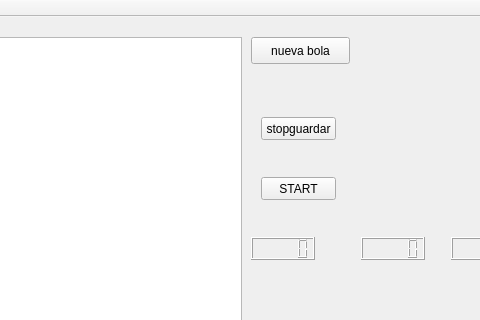
pauriveraa/Parcialfinal-Info-II, file mainwindow.ui: the form before one commit; both pictures show x 299 to 779 and y 0 to 320 of the 913 by 676 pixel window.
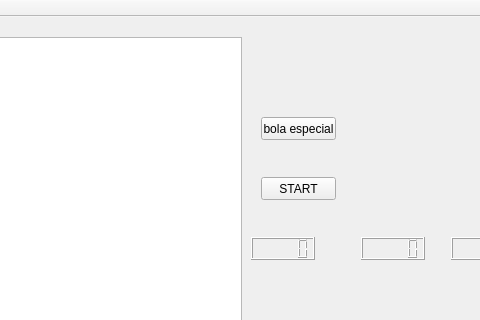
The form after the commit.

```diff
--- a/mainwindow.ui
+++ b/mainwindow.ui
@@ -34,14 +34,14 @@
      </rect>
     </property>
     <property name="text">
-     <string>stopguardar</string>
+     <string>bola especial</string>
     </property>
    </widget>
    <widget class="QPushButton" name="pushButton_3">
     <property name="geometry">
      <rect>
-      <x>550</x>
-      <y>20</y>
+      <x>430</x>
+      <y>30</y>
       <width>99</width>
       <height>27</height>
      </rect>
```
